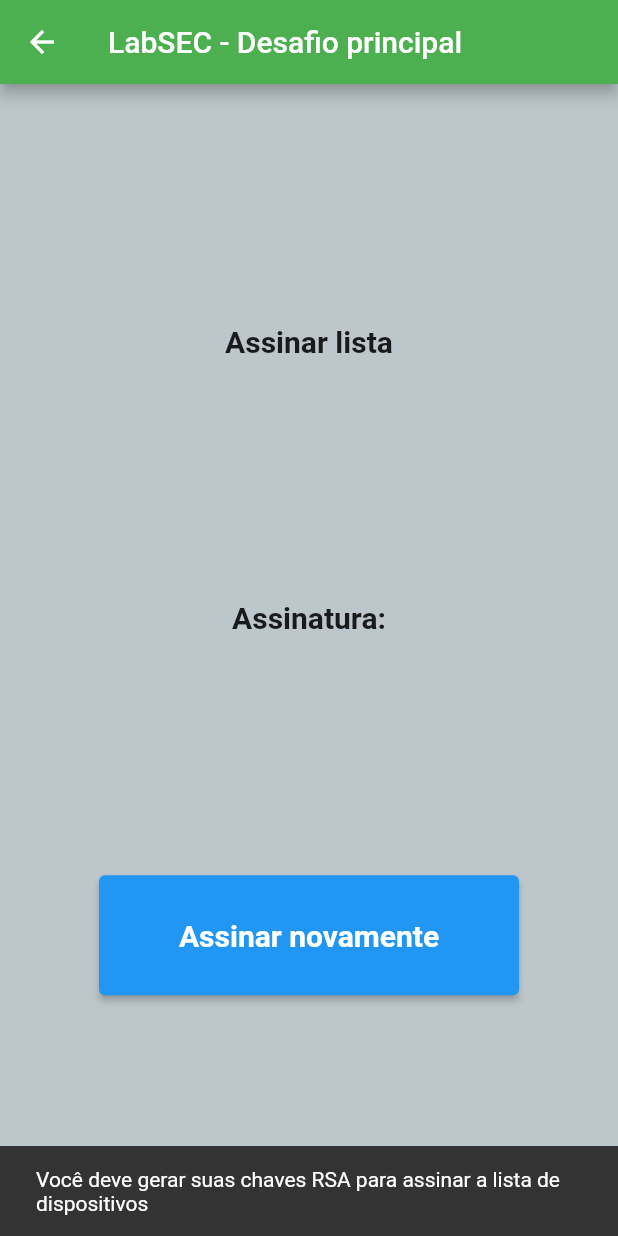
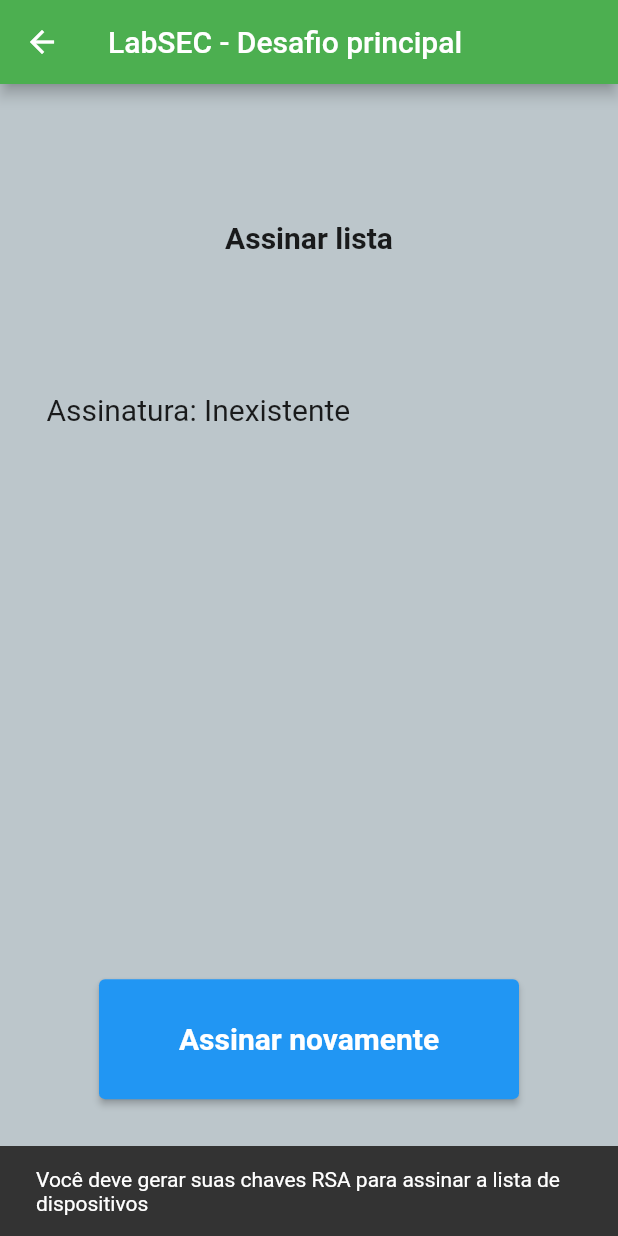
Before and after one commit to victorrgouvea/Processo-Seletivo-LabSEC, a Flutter app: the SignListPage screen opened by its route, after a tap on "Assinar novamente", on a phone screen of 412 x 824 dp. Run offline on Flutter 3.47's test engine with Material 2 defaults, Android fonts, the light colour scheme and no system bars; our stand-ins replace flutter_blue, permission_handler; missing offline and left inert: pointycastle; project files that could hold a hidden picture were left out.

Commit message:
assinatura da lista pronta

```diff
--- a/Desafio principal/desafio_final_labsec/lib/app_provider.dart
+++ b/Desafio principal/desafio_final_labsec/lib/app_provider.dart
@@ -1,6 +1,5 @@
 import 'package:flutter/material.dart';
 import 'package:flutter_blue/flutter_blue.dart';
-import 'package:pointycastle/export.dart';
 
 class AppProvider with ChangeNotifier {
   final List<BluetoothDevice> _devicesList = [];
@@ -40,11 +39,19 @@ class AppProvider with ChangeNotifier {
     notifyListeners();
   }
 
-  var _signature;
+  var _signature = null;
   get signature => _signature;
 
   void setSignature(sig) {
     _signature = sig;
     notifyListeners();
   }
+
+  var _hashedList;
+  get hashedList => _hashedList;
+
+  void setHashedList(hash) {
+    _hashedList = hash;
+    notifyListeners();
+  }
 }
--- a/Desafio principal/desafio_final_labsec/lib/sign_list_page.dart
+++ b/Desafio principal/desafio_final_labsec/lib/sign_list_page.dart
@@ -1,9 +1,7 @@
 import 'dart:typed_data';
-
 import 'package:desafio_final_labsec/app_provider.dart';
 import 'package:flutter/material.dart';
 import 'package:pointycastle/export.dart' hide State;
-import 'package:pointycastle/pointycastle.dart';
 import 'package:provider/provider.dart';
 import 'dart:convert';
 
@@ -19,19 +17,31 @@ class _SignListPageState extends State<SignListPage> {
   Widget build(BuildContext context) {
     var devicesList = context.watch<AppProvider>().devicesList;
     var privateKey = context.watch<AppProvider>().privateKey;
+    var signature = context.watch<AppProvider>().signature;
 
     void signList() {
       // Concatenamos a lista de dispositivos em uma String
-      // para aplicarmos o SHA256
-      final jsonString = jsonEncode(devicesList);
-      final jsonBytes = utf8.encode(jsonString);
+      var conc = devicesList.join('');
+
+      // Transformamos a string da lista no formato
+      // necessário para gerar a assinatura
+      Uint8List list = Uint8List.fromList(conc.codeUnits);
+
+      // Calculamos o hash SHA256 da lista
       final sha256 = SHA256Digest();
-      //final digestSHA256 = sha256.process(jsonBytes);
+      final listHash = sha256.process(list);
 
+      // Criação do objeto que gera a assinatura
+      // incialiazado com a chave privada já gerada anteriormente
       final signer = RSASigner(SHA256Digest(), '0609608648016503040201');
       signer.init(true, PrivateKeyParameter<RSAPrivateKey>(privateKey));
 
-      //final sig = signer.generateSignature();
+      // Geração da assinatura com o hash SHA256 da lista de dispositivos
+      final sig = signer.generateSignature(listHash);
+
+      // Guarda a assinatura e o hash no provider
+      context.read<AppProvider>().setSignature(sig);
+      context.read<AppProvider>().setHashedList(listHash);
     }
 
     return Scaffold(
@@ -48,9 +58,24 @@ class _SignListPageState extends State<SignListPage> {
               'Assinar lista',
               style: TextStyle(fontWeight: FontWeight.bold, fontSize: 20),
             ),
-            const Text(
-              'Assinatura:',
-              style: TextStyle(fontWeight: FontWeight.bold, fontSize: 20),
+            SizedBox(
+              height: 300,
+              width: 350,
+              child: (signature == null)
+                  ? const SingleChildScrollView(
+                      child: Text(
+                        'Assinatura: Inexistente',
+                        style: TextStyle(
+                            fontWeight: FontWeight.normal, fontSize: 20),
+                      ),
+                    )
+                  : SingleChildScrollView(
+                      child: Text(
+                        'Assinatura: ${base64.encode(signature.bytes)}',
+                        style: const TextStyle(
+                            fontWeight: FontWeight.normal, fontSize: 20),
+                      ),
+                    ),
             ),
             ElevatedButton(
               style: ElevatedButton.styleFrom(minimumSize: const Size(280, 80)),
@@ -59,8 +84,7 @@ class _SignListPageState extends State<SignListPage> {
                   ScaffoldMessenger.of(context).showSnackBar(const SnackBar(
                       content: Text(
                           'A sua lista de dispositivos não existe ou está vazia')));
-                }
-                if (privateKey == null) {
+                } else if (privateKey == null) {
                   ScaffoldMessenger.of(context).showSnackBar(const SnackBar(
                       content: Text(
                           'Você deve gerar suas chaves RSA para assinar a lista de dispositivos')));
```
Also changed, not shown: Desafio principal/desafio_final_labsec/lib/ble_devices_page.dart (+5 -4 lines).
